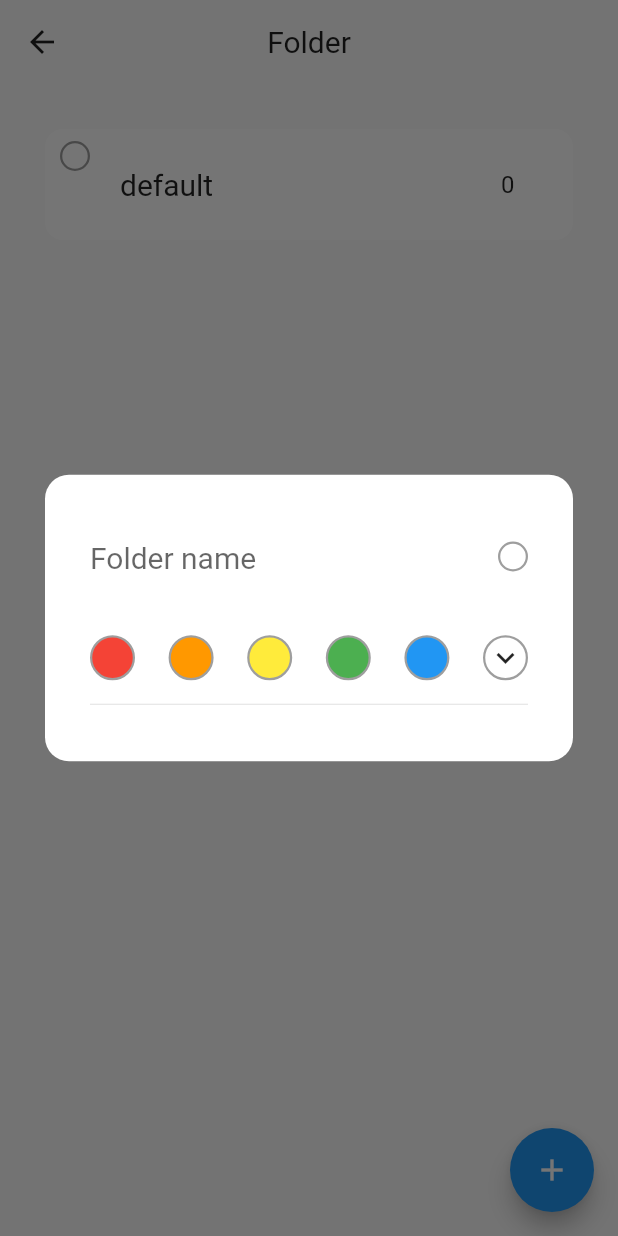
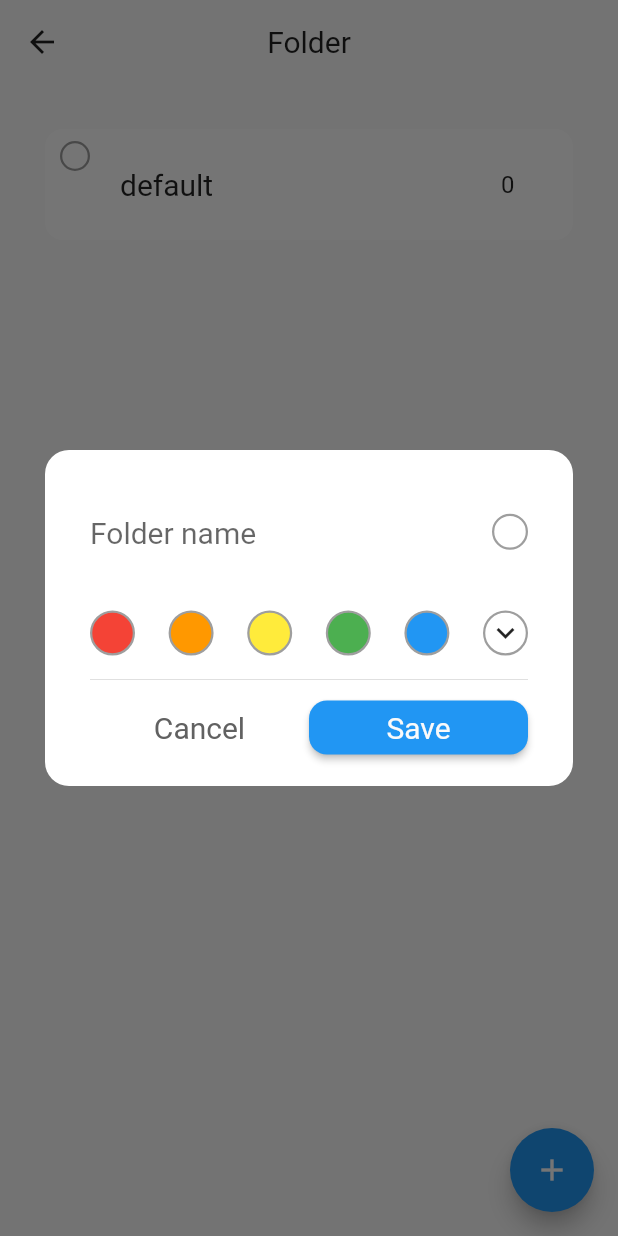
Before and after one commit to Psunu/HabitCalendar, a Flutter app: the ManageHabit screen opened directly, after a tap on the "add" icon, on a phone screen of 412 x 824 dp. Run offline on Flutter 3.47's test engine with Material 2 defaults, Android fonts, the phone set to English and light mode, and no system bars; our stand-ins replace get, moor_flutter; generated files the repository leaves out were written again.

Commit message:
Add GroupMaker

```diff
--- a/habit_calendar/lib/controllers/manage_habit_controller.dart
+++ b/habit_calendar/lib/controllers/manage_habit_controller.dart
@@ -58,7 +58,20 @@ class ManageHabitController extends GetxController {
   }
 
   void onAddGroupTapped() {
-    customShowModal(builder: (context) => GroupMaker());
+    customShowModal(
+      builder: (context) => GroupMaker(
+        groups: groups,
+        habits: habits,
+        onSave: (group, includedHabits) async {
+          final groupId = await _dbService.database.groupDao.insertGroup(group);
+          includedHabits.forEach((habitId) async {
+            await _dbService.database.habitDao.updateHabit(habits
+                .singleWhere((element) => element.id == habitId)
+                .copyWith(groupId: groupId));
+          });
+        },
+      ),
+    );
   }
 
   void onHabitTapped(int habitId) {
@@ -130,7 +143,8 @@ class ManageHabitController extends GetxController {
               bottom: MediaQuery.of(context).viewInsets.bottom,
             ),
             child: Container(
-              padding: const EdgeInsets.all(Constants.padding),
+              padding: const EdgeInsets.fromLTRB(Constants.padding,
+                  Constants.padding, Constants.padding, Constants.padding / 2),
               margin: const EdgeInsets.all(Constants.padding),
               decoration: BoxDecoration(
                 color: Colors.white,
--- a/habit_calendar/lib/services/database/daos/group_dao.dart
+++ b/habit_calendar/lib/services/database/daos/group_dao.dart
@@ -15,7 +15,7 @@ class GroupDao extends DatabaseAccessor<AppDatabase> with _$GroupDaoMixin {
   Stream<List<Group>> watchAllGroups() => select(groups).watch();
   Future<Group> getGroupById(int id) =>
       (select(groups)..where((group) => group.id.equals(id))).getSingle();
-  Future<void> insertGroup(Group group) => into(groups).insert(group);
-  Future<void> updateGroup(Group group) => update(groups).replace(group);
-  Future<void> deleteGroup(Group group) => delete(groups).delete(group);
+  Future<int> insertGroup(Group group) => into(groups).insert(group);
+  Future<bool> updateGroup(Group group) => update(groups).replace(group);
+  Future<int> deleteGroup(Group group) => delete(groups).delete(group);
 }
--- a/habit_calendar/lib/translations/messages.dart
+++ b/habit_calendar/lib/translations/messages.dart
@@ -64,6 +64,8 @@ class Messages extends Translations {
           '시': 'hour',
           '분': 'minute',
           '꾸준히 하려면\n작게 해야 합니다': 'Make it small \nto do constantly',
+          '폴더 이름을 입력해 주세요': 'Please type folder name',
+          '폴더가 이미 있습니다': 'Aleady exists',
         },
       };
 }
--- a/habit_calendar/lib/views/manage_habit.dart
+++ b/habit_calendar/lib/views/manage_habit.dart
@@ -48,7 +48,9 @@ class ManageHabit extends StatelessWidget {
                 final group = controller.groups[index];
                 final groupMembers = controller.groupMembers(group.id);
 
-                return GroupCard(
+                return Padding(
+                  padding: const EdgeInsets.only(bottom: 8.0),
+                  child: GroupCard(
                     groupName: Text(
                       group.name,
                       style: Get.textTheme.headline6,
@@ -62,6 +64,7 @@ class ManageHabit extends StatelessWidget {
                     colorCircleSize: 20.0,
                     height: 70.0,
                     onHabitTapped: controller.onHabitTapped,
+                  ),
                 );
               },
             ),
--- a/habit_calendar/lib/widgets/bottom_buttons.dart
+++ b/habit_calendar/lib/widgets/bottom_buttons.dart
@@ -9,7 +9,8 @@ class BottomButtons extends StatelessWidget {
   BottomButtons({
     Key key,
     this.backgroundColor,
-    this.padding = const EdgeInsets.all(_kPadding),
+    this.margin = const EdgeInsets.all(_kPadding),
+    this.padding = const EdgeInsets.all(_kButtonPadding),
     this.height,
     this.leftButton,
     this.rightButton,
@@ -20,6 +21,7 @@ class BottomButtons extends StatelessWidget {
   }) : super(key: key);
 
   final Color backgroundColor;
+  final EdgeInsets margin;
   final EdgeInsets padding;
   final double height;
   final Widget leftButton;
@@ -40,14 +42,14 @@ class BottomButtons extends StatelessWidget {
       color: backgroundColor,
       height: height,
       child: Padding(
-        padding: padding,
+        padding: margin,
         child: Row(
           mainAxisAlignment: MainAxisAlignment.spaceAround,
           children: [
             Expanded(
               child: leftButton ??
                   FlatButton(
-                    padding: const EdgeInsets.all(_kButtonPadding),
+                    padding: padding,
                     onPressed: _leftButtonAction,
                     child: Text(
                       _leftButtonString,
@@ -59,7 +61,7 @@ class BottomButtons extends StatelessWidget {
             Expanded(
               child: rightButton ??
                   RaisedButton(
-                    padding: const EdgeInsets.all(_kButtonPadding),
+                    padding: padding,
                     color: Get.theme.accentColor,
                     shape: RoundedRectangleBorder(
                       borderRadius:
--- a/habit_calendar/lib/widgets/group_maker.dart
+++ b/habit_calendar/lib/widgets/group_maker.dart
@@ -2,18 +2,43 @@ import 'package:flutter/material.dart';
 import 'package:get/get.dart';
 import 'package:habit_calendar/constants/constants.dart';
 import 'package:habit_calendar/services/database/app_database.dart';
+import 'package:habit_calendar/widgets/bottom_buttons.dart';
 import 'package:habit_calendar/widgets/color_circle.dart';
+
+const _kChipPadding = 13.0;
 
 class GroupMaker extends StatefulWidget {
   GroupMaker({
     Key key,
+    @required this.groups,
+    @required this.habits,
+    this.selectedGroupId,
     this.onSave,
+    this.backgroundColor = Colors.white,
+    this.outlineColor = Colors.grey,
     this.errorNameEmptyString,
     this.errorNameDuplicatedString,
-  }) : super(key: key);
+  })  : assert(groups != null),
+        assert(habits != null),
+        super(key: key);
 
-  final void Function(Group) onSave;
+  // Group list to check group name duplicated
+  final List<Group> groups;
+
+  final List<Habit> habits;
+
+  /// Group id that used to recognize which habits are included in that group
+  /// and init habitChipSelection
+  final int selectedGroupId;
+
+  final Color backgroundColor;
+
+  final void Function(Group, List<int>) onSave;
+
+  final Color outlineColor;
+
   final String errorNameEmptyString;
+
   final String errorNameDuplicatedString;
 
   @override
@@ -21,20 +46,20 @@ class GroupMaker extends StatefulWidget {
 }
 
 class _GroupMakerState extends State<GroupMaker> with TickerProviderStateMixin {
-  bool isNameAlertOn = false;
   bool isNameEmptyAlertOn = false;
   bool isNameDuplicatedAlertOn = false;
   bool isExpanded = false;
 
-  TextEditingController nameController;
-  FocusNode nameFocusNode;
+  TextEditingController nameController = TextEditingController();
   Color selectedColor;
+  Map<int, bool> habitChipSelection = Map<int, bool>();
+
+  bool get isNameAlertOn => isNameEmptyAlertOn || isNameDuplicatedAlertOn;
 
   String get nameErrorString => isNameEmptyAlertOn
-      ? widget.errorNameEmptyString ?? '습관 이름을 입력해 주세요'.tr.capitalizeFirst
+      ? widget.errorNameEmptyString ?? '폴더 이름을 입력해 주세요'.tr.capitalizeFirst
       : isNameDuplicatedAlertOn
-          ? widget.errorNameDuplicatedString ??
-              '이미 진행중인 습관입니다'.tr.capitalizeFirst
+          ? widget.errorNameDuplicatedString ?? '폴더가 이미 있습니다'.tr.capitalizeFirst
           : '';
 
   Widget _buildCircleRow(
@@ -125,6 +150,91 @@ class _GroupMakerState extends State<GroupMaker> with TickerProviderStateMixin {
     );
   }
 
+  Widget _buildHabitsWrap() {
+    return Wrap(
+      spacing: 16.0,
+      children: List.generate(
+        widget.habits.length,
+        (index) => GestureDetector(
+          onTap: () {},
+          child: FilterChip(
+            elevation: habitChipSelection[widget.habits[index].id] ? 7.0 : 0.0,
+            selected: habitChipSelection[widget.habits[index].id],
+            onSelected: (selected) {
+              setState(() {
+                habitChipSelection[widget.habits[index].id] = selected;
+              });
+            },
+            backgroundColor: widget.backgroundColor,
+            selectedColor: widget.backgroundColor,
+            shape: RoundedRectangleBorder(
+              side: BorderSide(color: widget.outlineColor),
+              borderRadius: BorderRadius.circular(Constants.largeBorderRadius),
+            ),
+            labelPadding: const EdgeInsets.symmetric(
+              horizontal: _kChipPadding,
+            ),
+            label: Text(
+              widget.habits[index].name,
+              style: Get.textTheme.bodyText1,
+              maxLines: 1,
+              overflow: TextOverflow.ellipsis,
+            ),
+          ),
+        ),
+      ),
+    );
+  }
+
+  // Name validation
+  bool _checkNameError() {
+    isNameEmptyAlertOn = false;
+    isNameDuplicatedAlertOn = false;
+
+    if (nameController.text.isEmpty) {
+      print('name empty');
+      setState(() {
+        isNameEmptyAlertOn = true;
+      });
+      return true;
+    } else if (_isNameDuplicated) {
+      print('name duplicated');
+      setState(() {
+        isNameDuplicatedAlertOn = true;
+      });
+      return true;
+    }
+
+    return false;
+  }
+
+  bool get _isNameDuplicated {
+    for (int i = 0; i < widget.groups.length; i++) {
+      if (widget.selectedGroupId != null &&
+          widget.groups[i].id == widget.selectedGroupId) continue;
+      if (widget.groups[i].name.compareTo(nameController.text) == 0) {
+        return true;
+      }
+    }
+
+    return false;
+  }
+
+  @override
+  void initState() {
+    // Init habitChipSelection
+    widget.habits.forEach((element) {
+      if (widget.selectedGroupId != null &&
+          element.groupId == widget.selectedGroupId) {
+        habitChipSelection[element.id] = true;
+      } else {
+        habitChipSelection[element.id] = false;
+      }
+    });
+
+    super.initState();
+  }
+
   @override
   Widget build(BuildContext context) {
     return Material(
@@ -142,6 +252,7 @@ class _GroupMakerState extends State<GroupMaker> with TickerProviderStateMixin {
                     child: Column(
                       crossAxisAlignment: CrossAxisAlignment.start,
                       children: [
+                        // Name error
                         AnimatedSize(
                           vsync: this,
                           duration: const Duration(
@@ -152,7 +263,7 @@ class _GroupMakerState extends State<GroupMaker> with TickerProviderStateMixin {
                               Icon(
                                 Icons.error_outline,
                                 size: isNameAlertOn
-                                    ? Get.textTheme.headline6.fontSize * 0.45
+                                    ? Get.textTheme.headline6.fontSize * 0.65
                                     : 0.0,
                                 color: Colors.red,
                               ),
@@ -163,7 +274,7 @@ class _GroupMakerState extends State<GroupMaker> with TickerProviderStateMixin {
                                 nameErrorString,
                                 style: Get.textTheme.bodyText2.copyWith(
                                   fontSize: isNameAlertOn
-                                      ? Get.textTheme.headline6.fontSize * 0.45
+                                      ? Get.textTheme.headline6.fontSize * 0.65
                                       : 0.0,
                                   color: Colors.red,
                                 ),
@@ -171,9 +282,9 @@ class _GroupMakerState extends State<GroupMaker> with TickerProviderStateMixin {
                             ],
                           ),
                         ),
+                        // Name text
                         TextField(
                           controller: nameController,
-                          focusNode: nameFocusNode,
                           decoration: InputDecoration(
                             hintText: '폴더'.tr.capitalizeFirst + ' ' + '이름'.tr,
                             border: InputBorder.none,
@@ -185,6 +296,11 @@ class _GroupMakerState extends State<GroupMaker> with TickerProviderStateMixin {
                               isNameDuplicatedAlertOn = false;
                             });
                           },
+                          onEditingComplete: () {
+                            if (!_checkNameError()) {
+                              Get.focusScope.unfocus();
+                            }
+                          },
                         ),
                       ],
                     ),
@@ -192,14 +308,15 @@ class _GroupMakerState extends State<GroupMaker> with TickerProviderStateMixin {
                   // Group
                   ColorCircle(
                     color: selectedColor ?? Colors.white,
-                    width: Get.textTheme.headline6.fontSize,
-                    height: Get.textTheme.headline6.fontSize,
+                    width: Get.textTheme.headline6.fontSize * 1.2,
+                    height: Get.textTheme.headline6.fontSize * 1.2,
                   ),
                 ],
               ),
               SizedBox(
                 height: 20.0,
               ),
+              // Color
               Padding(
                 padding: const EdgeInsets.symmetric(vertical: 8.0),
                 child: _buildCircleRow(
@@ -213,6 +330,7 @@ class _GroupMakerState extends State<GroupMaker> with TickerProviderStateMixin {
                   expand: Icon(Icons.expand_more),
                 ),
               ),
+              // Color expand
               AnimatedSize(
                 duration: Duration(
                   milliseconds: Constants.mediumAnimationSpeed,
@@ -245,8 +363,33 @@ class _GroupMakerState extends State<GroupMaker> with TickerProviderStateMixin {
                   ),
                 ),
               ),
-              // Weeks
               Divider(),
+              // Habits
+              _buildHabitsWrap(),
+              // Buttons
+              BottomButtons(
+                margin: const EdgeInsets.all(0.0),
+                padding: const EdgeInsets.all(0.0),
+                rightButtonAction: () {
+                  if (_checkNameError()) return;
+
+                  final group = Group(
+                    id: widget.selectedGroupId,
+                    name: nameController.text,
+                    color: selectedColor.value,
+                  );
+
+                  final includedHabitId = List<int>();
+                  habitChipSelection.forEach((key, value) {
+                    if (value) includedHabitId.add(key);
+                  });
+
+                  if (widget.onSave != null)
+                    widget.onSave(group, includedHabitId);
+
+                  Get.back();
+                },
+              ),
             ],
           ),
         ],
@@ -289,8 +432,6 @@ class SelectableColorCircle<T> extends StatelessWidget {
       onTap: enable ?? true
           ? () {
               if (onChanged != null) onChanged(value);
-
-              // if (widget.onTap != null) widget.onTap(_selected);
             }
           : null,
       child: Stack(
@@ -302,45 +443,4 @@ class SelectableColorCircle<T> extends StatelessWidget {
       ),
     );
   }
-  // @override
-  // _SelectableColorCircleState<T> createState() =>
-  //     _SelectableColorCircleState<T>();
 }
-
-// class _SelectableColorCircleState<T> extends State<SelectableColorCircle<T>> {
-//   bool _selected;
-
-//   @override
-//   void initState() {
-//     _selected = widget.initStatus ?? false;
-//     super.initState();
-//   }
-
-//   @override
-//   Widget build(BuildContext context) {
-//     final selected = widget.value == widget.groupValue;
-
-//     return InkWell(
-//       borderRadius: BorderRadius.circular(Constants.largeBorderRadius),
-//       onTap: widget.enable ?? true
-//           ? () {
-//               // setState(() {
-//               //   _selected = !_selected;
-//               // });
-
-//               if (_selected && widget.onChanged != null)
-//                 widget.onChanged(widget.value);
-
-//               if (widget.onTap != null) widget.onTap(_selected);
-//             }
-//           : null,
-//       child: Stack(
-//         alignment: Alignment.center,
-//         children: [
-//           widget.colorCircle,
-//           selected ? widget.checkMark ?? Container() : Container(),
-//         ],
-//       ),
-//     );
-//   }
-// }
```
Also changed, not shown: habit_calendar/lib/controllers/make_habit_controller.dart (+0 -47 lines), habit_calendar/lib/views/make_habit.dart (+3 -14 lines), habit_calendar/lib/widgets/group_card.dart (+3 -7 lines), habit_calendar/lib/widgets/group_popup_menu.dart (added, +101 -0 lines), habit_calendar/lib/widgets/habit_info_widget.dart (+16 -68 lines). Lines whose indentation alone changed are shown as unchanged.
